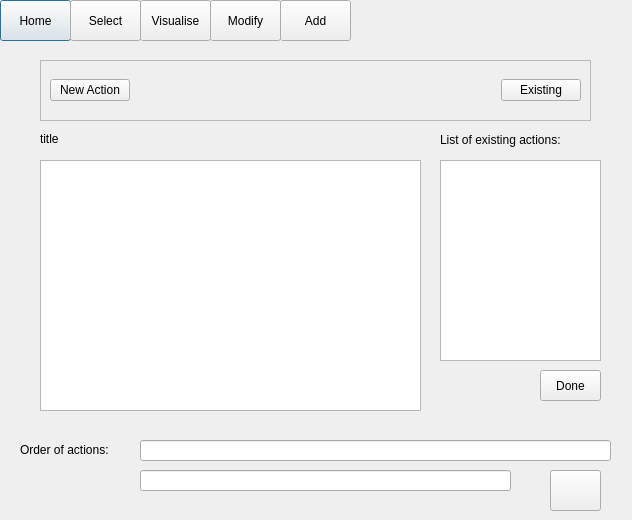
Above: addaction.ui from ariannabettin/FYPArianna before the change. Below: the same form after it.
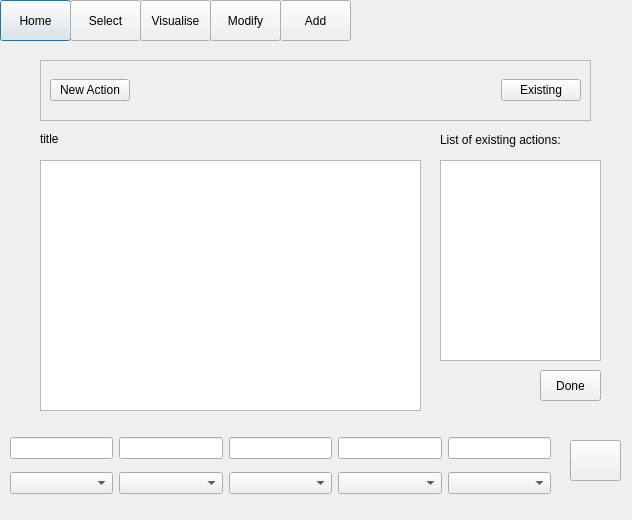
That is the form after the change.

The edit to the form file:
```diff
--- a/addaction.ui
+++ b/addaction.ui
@@ -137,44 +137,11 @@
     <string>Done</string>
    </property>
   </widget>
-  <widget class="QLabel" name="label1">
-   <property name="geometry">
-    <rect>
-     <x>20</x>
-     <y>440</y>
-     <width>121</width>
-     <height>20</height>
-    </rect>
-   </property>
-   <property name="text">
-    <string>Order of actions:</string>
-   </property>
-  </widget>
-  <widget class="QLineEdit" name="actionToAdd">
-   <property name="geometry">
-    <rect>
-     <x>140</x>
-     <y>440</y>
-     <width>471</width>
-     <height>21</height>
-    </rect>
-   </property>
-  </widget>
-  <widget class="QLineEdit" name="actionToAdd2">
-   <property name="geometry">
-    <rect>
-     <x>140</x>
-     <y>470</y>
-     <width>371</width>
-     <height>21</height>
-    </rect>
-   </property>
-  </widget>
   <widget class="QPushButton" name="addButton_2">
    <property name="geometry">
     <rect>
-     <x>550</x>
-     <y>470</y>
+     <x>570</x>
+     <y>440</y>
      <width>51</width>
      <height>41</height>
     </rect>
@@ -232,6 +199,68 @@
     </item>
    </layout>
   </widget>
+  <widget class="QWidget" name="layoutWidget">
+   <property name="geometry">
+    <rect>
+     <x>10</x>
+     <y>430</y>
+     <width>541</width>
+     <height>71</height>
+    </rect>
+   </property>
+   <layout class="QHBoxLayout" name="horizontalLayout_3">
+    <item>
+     <layout class="QVBoxLayout" name="verticalLayout">
+      <item>
+       <widget class="QLineEdit" name="label1"/>
+      </item>
+      <item>
+       <widget class="QComboBox" name="comboBox_1"/>
+      </item>
+     </layout>
+    </item>
+    <item>
+     <layout class="QVBoxLayout" name="verticalLayout_2">
+      <item>
+       <widget class="QLineEdit" name="label2"/>
+      </item>
+      <item>
+       <widget class="QComboBox" name="comboBox_2"/>
+      </item>
+     </layout>
+    </item>
+    <item>
+     <layout class="QVBoxLayout" name="verticalLayout_3">
+      <item>
+       <widget class="QLineEdit" name="label3"/>
+      </item>
+      <item>
+       <widget class="QComboBox" name="comboBox_3"/>
+      </item>
+     </layout>
+    </item>
+    <item>
+     <layout class="QVBoxLayout" name="verticalLayout_4">
+      <item>
+       <widget class="QLineEdit" name="label4"/>
+      </item>
+      <item>
+       <widget class="QComboBox" name="comboBox_4"/>
+      </item>
+     </layout>
+    </item>
+    <item>
+     <layout class="QVBoxLayout" name="verticalLayout_5">
+      <item>
+       <widget class="QLineEdit" name="label5"/>
+      </item>
+      <item>
+       <widget class="QComboBox" name="comboBox_5"/>
+      </item>
+     </layout>
+    </item>
+   </layout>
+  </widget>
  </widget>
  <resources/>
  <connections/>
```
